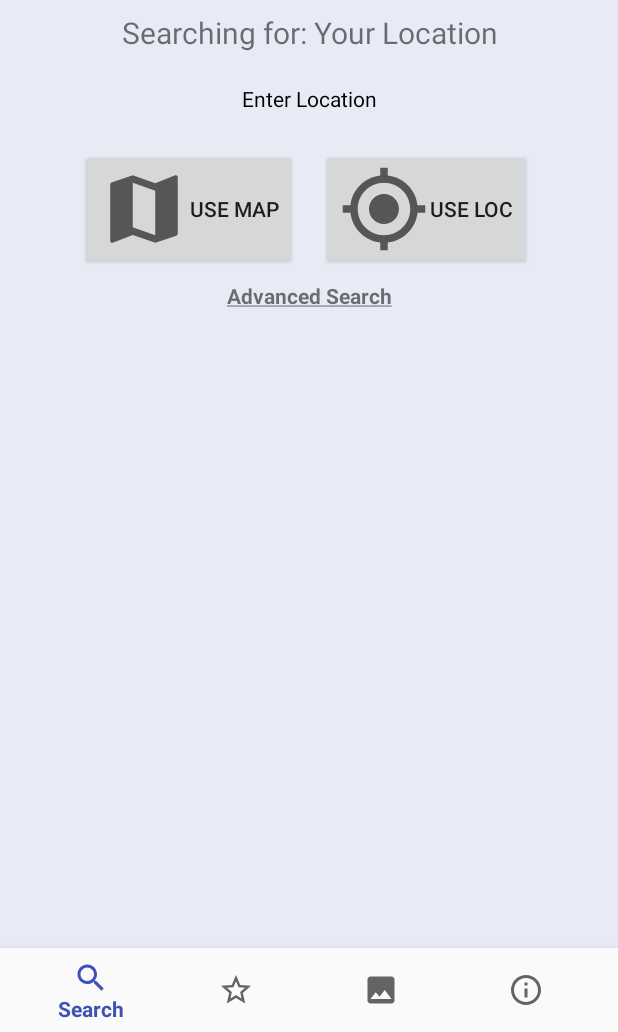
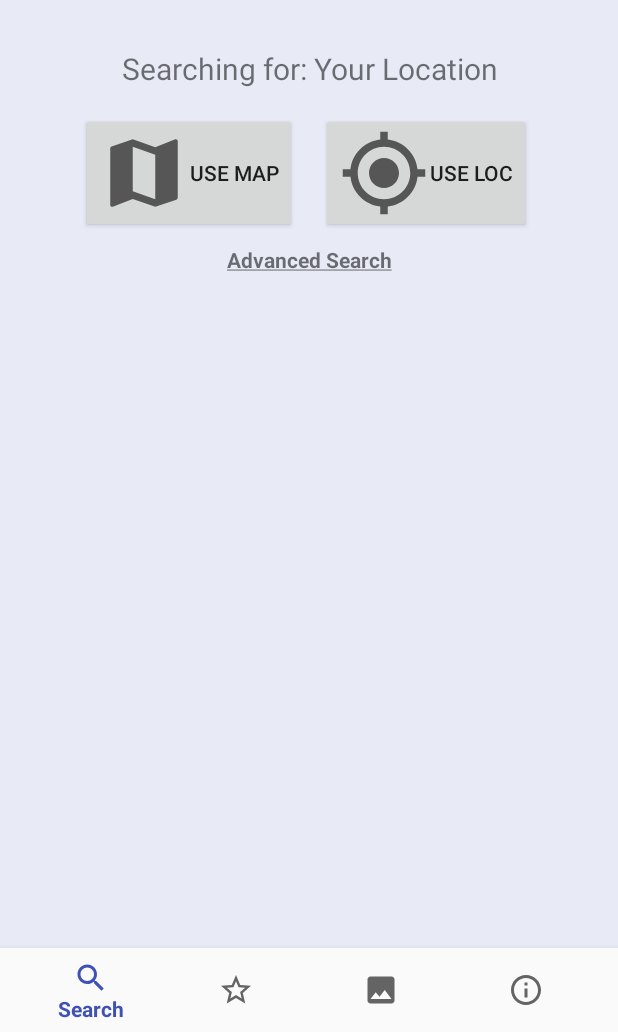
Before and after one commit to edwardj4747/ICESat-2-Android-App, an Android app: the screen it shows after launch (MainActivity), after a tap on "USE LOC", on a phone screen of 412 x 824 dp, the part 204-1236 px from its top. Run offline under Robolectric (Android 15) with nearby library versions, the phone set to English and light mode, and no system bars; our stand-ins replace navigation-ui; 2 statements that could not run were skipped.

Commit message:
only show one of enterLocation of address textView

```diff
--- a/app/src/main/java/gov/nasa/gsfc/icesat2/icesat_2/ui/search/SearchFragment.kt
+++ b/app/src/main/java/gov/nasa/gsfc/icesat2/icesat_2/ui/search/SearchFragment.kt
@@ -206,9 +206,13 @@ class SearchFragment : Fragment() {
 
     private fun setAddressTextView() {
         if (address != null && address != "") {
+            textViewEnterLocation.visibility = View.INVISIBLE
+            textViewAdress.visibility = View.VISIBLE
             textViewAdress.text = "Searching for: $address"
         } else {
             textViewAdress.text = ""
+            textViewEnterLocation.visibility = View.VISIBLE
+            textViewAdress.visibility = View.INVISIBLE
         }
     }
 
--- a/app/src/main/res/layout/fragment_search.xml
+++ b/app/src/main/res/layout/fragment_search.xml
@@ -19,7 +19,7 @@
         android:id="@+id/textViewAdress"
         android:layout_width="wrap_content"
         android:layout_height="wrap_content"
-        android:layout_marginTop="8dp"
+        android:layout_marginTop="32dp"
         android:inputType="textMultiLine"
         android:textAlignment="center"
         android:textSize="20sp"
@@ -32,12 +32,12 @@
         android:id="@+id/textViewEnterLocation"
         android:layout_width="wrap_content"
         android:layout_height="wrap_content"
-        android:layout_marginTop="48dp"
+        android:layout_marginTop="32dp"
         android:text="@string/enterLocation"
         android:textColor="@color/design_default_color_on_secondary"
         app:layout_constraintEnd_toEndOf="parent"
         app:layout_constraintStart_toStartOf="parent"
-        app:layout_constraintTop_toTopOf="@id/textViewAdress" />
+        app:layout_constraintTop_toBottomOf="@+id/imageView18" />
 
     <Button
         android:id="@+id/btnSelectOnMap"
```
